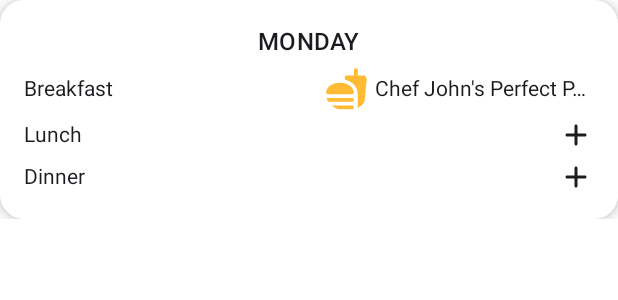
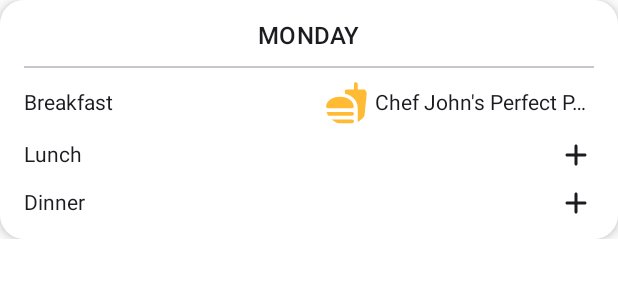
Before and after one commit to vsnappy1/CS473-Mobile-Device-Programming, an Android app built with Jetpack Compose: the @Preview function PreviewDayPlan, on a phone screen of 412 x 824 dp. Shown: the top 300 px of the screen. Run offline under Robolectric (Android 15) with nearby library versions, the phone set to English and light mode, and no system bars; our stand-ins replace livedata-compose; pictures from the network do not load.

Commit message:
update meal functionality in meal planner added

```diff
--- a/app/src/main/java/com/kumar/mdp/MainActivity.kt
+++ b/app/src/main/java/com/kumar/mdp/MainActivity.kt
@@ -29,7 +29,7 @@ class MainActivity : AppCompatActivity() {
         super.onCreate(savedInstanceState)
         setContent {
             FoodiePalTheme {
-                var isUserLoggedIn by remember { mutableStateOf(false) }
+                var isUserLoggedIn by remember { mutableStateOf(true) }
                 if (isUserLoggedIn) {
                     MainScreen()
                 } else {
--- a/app/src/main/java/com/kumar/mdp/enums/Day.kt
+++ b/app/src/main/java/com/kumar/mdp/enums/Day.kt
@@ -1,5 +1,5 @@
 package com.kumar.mdp.enums
 
-enum class Day {
-    MONDAY, TUESDAY, WEDNESDAY, THURSDAY, FRIDAY, SATURDAY, SUNDAY
+enum class Day(val index: Int) {
+    MONDAY(0), TUESDAY(1), WEDNESDAY(2), THURSDAY(3), FRIDAY(4), SATURDAY(5), SUNDAY(6)
 }
--- a/app/src/main/java/com/kumar/mdp/model/MealPlan.kt
+++ b/app/src/main/java/com/kumar/mdp/model/MealPlan.kt
@@ -1,7 +1,7 @@
 package com.kumar.mdp.model
 
 data class MealPlan (
-    val breakfastRecipe: Recipe? = null,
-    val lunchRecipe: Recipe? = null,
-    val dinnerRecipe: Recipe? = null
+    var breakfastRecipe: Recipe? = null,
+    var lunchRecipe: Recipe? = null,
+    var dinnerRecipe: Recipe? = null
 )
--- a/app/src/main/java/com/kumar/mdp/screen/HomeScreen.kt
+++ b/app/src/main/java/com/kumar/mdp/screen/HomeScreen.kt
@@ -18,7 +18,7 @@ import androidx.compose.ui.unit.dp
 @Composable
 fun HomeScreen(paddingValues: PaddingValues) {
     val titles = listOf("Recipes", " Meal Planner", "Blog", "Contact", "About Me")
-    var tabIndex by remember { mutableIntStateOf(0) }
+    var tabIndex by remember { mutableIntStateOf(1) }
     Scaffold(
         modifier = Modifier.padding(paddingValues),
         topBar = {
--- a/app/src/main/java/com/kumar/mdp/screen/MealPlannerScreen.kt
+++ b/app/src/main/java/com/kumar/mdp/screen/MealPlannerScreen.kt
@@ -1,5 +1,7 @@
 package com.kumar.mdp.screen
 
+import androidx.compose.foundation.background
+import androidx.compose.foundation.clickable
 import androidx.compose.foundation.layout.Arrangement
 import androidx.compose.foundation.layout.Box
 import androidx.compose.foundation.layout.Column
@@ -17,12 +19,18 @@ import androidx.compose.foundation.shape.CircleShape
 import androidx.compose.foundation.shape.RoundedCornerShape
 import androidx.compose.material3.Card
 import androidx.compose.material3.CardDefaults
+import androidx.compose.material3.Divider
+import androidx.compose.material3.DropdownMenu
+import androidx.compose.material3.DropdownMenuItem
 import androidx.compose.material3.Icon
 import androidx.compose.material3.MaterialTheme
 import androidx.compose.material3.Text
 import androidx.compose.runtime.Composable
 import androidx.compose.runtime.getValue
 import androidx.compose.runtime.livedata.observeAsState
+import androidx.compose.runtime.mutableStateOf
+import androidx.compose.runtime.remember
+import androidx.compose.runtime.setValue
 import androidx.compose.ui.Alignment
 import androidx.compose.ui.Modifier
 import androidx.compose.ui.draw.clip
@@ -58,12 +66,15 @@ fun MealPlannerScreen() {
         LazyColumn(
             modifier = Modifier.padding(horizontal = 16.dp, vertical = 8.dp),
             verticalArrangement = Arrangement.spacedBy(8.dp)
-        ){
+        ) {
             item {
                 Spacer(modifier = Modifier.height(10.dp))
             }
-            items(uiState.mealPlans) {
-                DayPlan(mealPlanOnDay = it)
+            items(uiState.mealPlans) { mealPlan ->
+                DayPlan(mealPlanOnDay = mealPlan,
+                    onBreakfastSelect = { viewModel.updateBreakFast(mealPlan.day, it) },
+                    onLunchSelect = { viewModel.updateLunch(mealPlan.day, it) },
+                    onDinnerSelect = { viewModel.updateDinner(mealPlan.day, it) })
             }
             item {
                 Spacer(modifier = Modifier.height(10.dp))
@@ -73,7 +84,12 @@ fun MealPlannerScreen() {
 }
 
 @Composable
-fun DayPlan(mealPlanOnDay: MealPlanOnDay) {
+fun DayPlan(
+    mealPlanOnDay: MealPlanOnDay,
+    onBreakfastSelect: (Recipe) -> Unit,
+    onLunchSelect: (Recipe) -> Unit,
+    onDinnerSelect: (Recipe) -> Unit,
+) {
     Card(
         shape = RoundedCornerShape(16.dp),
         colors = CardDefaults.cardColors(
@@ -82,43 +98,67 @@ fun DayPlan(mealPlanOnDay: MealPlanOnDay) {
         elevation = CardDefaults.cardElevation(
             defaultElevation = 5.dp
         )
-    ){
-        Column(modifier = Modifier
-            .padding(16.dp)
+    ) {
+        Column(
+            modifier = Modifier
+                .padding(horizontal = 16.dp, vertical = 12.dp)
                 .fillMaxWidth(),
             horizontalAlignment = Alignment.CenterHorizontally,
-            verticalArrangement = Arrangement.spacedBy(4.dp)) {
+            verticalArrangement = Arrangement.spacedBy(8.dp)
+        ) {
             Text(text = mealPlanOnDay.day.name, style = MaterialTheme.typography.titleMedium)
-            PlanRow(mealPlanOnDay.mealPlan.breakfastRecipe, "Breakfast")
-            PlanRow(mealPlanOnDay.mealPlan.lunchRecipe, "Lunch")
-            PlanRow(mealPlanOnDay.mealPlan.dinnerRecipe, "Dinner")
+            Divider(modifier = Modifier.fillMaxWidth().height(1.dp).background(color = Color.DarkGray))
+            PlanRow(
+                mealPlanOnDay.mealPlan.breakfastRecipe,
+                "Breakfast",
+                onRecipeSelect = onBreakfastSelect
+            )
+            PlanRow(mealPlanOnDay.mealPlan.lunchRecipe, "Lunch", onRecipeSelect = onLunchSelect)
+            PlanRow(mealPlanOnDay.mealPlan.dinnerRecipe, "Dinner", onRecipeSelect = onDinnerSelect)
         }
     }
 
 }
 
 @Composable
-private fun PlanRow(recipe: Recipe?, timeOfDay: String) {
+private fun PlanRow(recipe: Recipe?, timeOfDay: String, onRecipeSelect: (Recipe) -> Unit) {
     Row(
         verticalAlignment = Alignment.CenterVertically,
         horizontalArrangement = Arrangement.SpaceBetween,
         modifier = Modifier.fillMaxWidth()
     ) {
+        var isDropDownMenuVisible by remember { mutableStateOf(false) }
+
         Text(text = timeOfDay)
+        Column {
             if (recipe == null) {
                 Icon(
                     painter = painterResource(id = R.drawable.round_add_24),
-                contentDescription = "Add"
+                    contentDescription = "Add",
+                    modifier = Modifier.clickable { isDropDownMenuVisible = true }
                 )
             } else {
-            Plan(recipe)
+                Plan(recipe) { isDropDownMenuVisible = true }
+            }
+            DropdownMenu(
+                expanded = isDropDownMenuVisible,
+                onDismissRequest = { isDropDownMenuVisible = false }) {
+                recipes.forEach {
+                    DropdownMenuItem(text = { Text(text = it.name) }, onClick = {
+                        onRecipeSelect(it)
+                        isDropDownMenuVisible = false
+                    })
                 }
             }
         }
 
+    }
+}
+
 @Composable
-private fun Plan(recipe: Recipe) {
-    Row(verticalAlignment = Alignment.CenterVertically) {
+private fun Plan(recipe: Recipe, onClick: () -> Unit) {
+    Row(verticalAlignment = Alignment.CenterVertically,
+        modifier = Modifier.clickable { onClick() }) {
         AsyncImage(
             model = ImageRequest.Builder(LocalContext.current)
                 .data(recipe.image)
@@ -146,9 +186,13 @@ private fun Plan(recipe: Recipe) {
 @Preview(showBackground = true)
 @Composable
 fun PreviewDayPlan() {
-    DayPlan(mealPlanOnDay = MealPlanOnDay(
+    DayPlan(
+        mealPlanOnDay = MealPlanOnDay(
             Day.MONDAY,
             MealPlan(breakfastRecipe = recipes[0])
-    )
+        ),
+        {},
+        {},
+        {}
     )
 }
```
Also changed, not shown: app/src/main/java/com/kumar/mdp/viewmodel/MealPlannerViewModel.kt (+26 -2 lines). Lines whose indentation alone changed are shown as unchanged.
